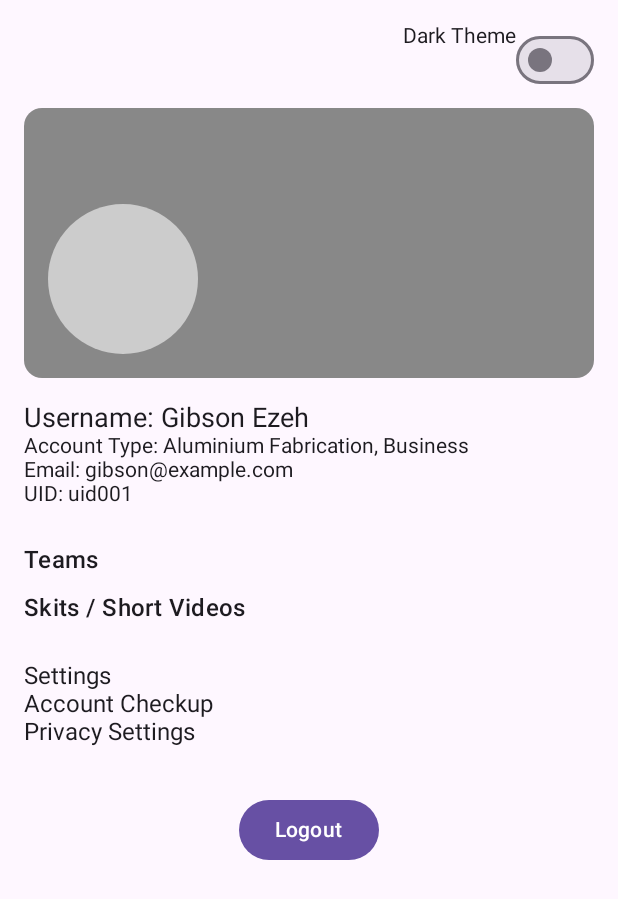
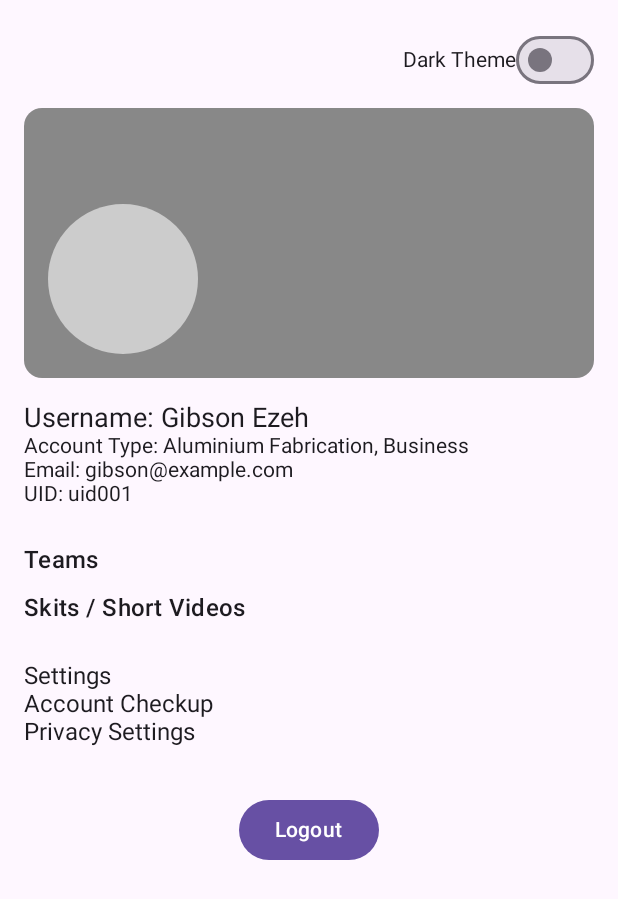
Before and after one commit to gibsonezeh/kmpfobicx, an Android app built with Jetpack Compose: the composable ProfileScreen shown on its own in the app's theme, on a phone screen of 412 x 824 dp. Shown: the top 899 px of the screen. Run offline under Robolectric (Android 15) with nearby library versions, the phone set to English and light mode, and no system bars; 3 statements that could not run were skipped.

Commit message:
Update ProfileScreen.kt

```diff
--- a/composeApp/src/androidMain/kotlin/com/gibson/fobicx/ui/screens/pages/ProfileScreen.kt
+++ b/composeApp/src/androidMain/kotlin/com/gibson/fobicx/ui/screens/pages/ProfileScreen.kt
@@ -6,7 +6,7 @@ import androidx.compose.foundation.layout.*
 import androidx.compose.foundation.shape.CircleShape
 import androidx.compose.foundation.shape.RoundedCornerShape
 import androidx.compose.material3.*
-import androidx.compose.runtime.Composable
+import androidx.compose.runtime.*
 import androidx.compose.ui.Alignment
 import androidx.compose.ui.Modifier
 import androidx.compose.ui.draw.clip
@@ -25,11 +25,11 @@ fun ProfileScreen(
             .fillMaxSize()
             .padding(16.dp)
     ) {
-
         // Theme toggle (top right)
         Row(
             modifier = Modifier.fillMaxWidth(),
-            horizontalArrangement = Arrangement.End
+            horizontalArrangement = Arrangement.End,
+            verticalAlignment = Alignment.CenterVertically
         ) {
             Text("Dark Theme", fontSize = 14.sp)
             Switch(
@@ -47,7 +47,7 @@ fun ProfileScreen(
                 .height(180.dp)
                 .clip(RoundedCornerShape(12.dp))
                 .background(Color.Gray)
-                .clickable { },
+                .clickable { /* Trigger cover photo upload */ },
             contentAlignment = Alignment.BottomStart
         ) {
             // Profile Photo Placeholder inside Cover
@@ -57,7 +57,7 @@ fun ProfileScreen(
                     .size(100.dp)
                     .clip(CircleShape)
                     .background(Color.LightGray)
-                    .clickable { }
+                    .clickable { /* Trigger profile image upload */ }
             )
         }
 
@@ -71,18 +71,21 @@ fun ProfileScreen(
 
         Spacer(modifier = Modifier.height(24.dp))
 
+        // Teams & Skits
         Text(text = "Teams", style = MaterialTheme.typography.titleMedium)
         Spacer(modifier = Modifier.height(8.dp))
         Text(text = "Skits / Short Videos", style = MaterialTheme.typography.titleMedium)
 
         Spacer(modifier = Modifier.height(24.dp))
 
+        // Other Settings
         Text(text = "Settings", modifier = Modifier.clickable { }, fontSize = 16.sp)
         Text(text = "Account Checkup", modifier = Modifier.clickable { }, fontSize = 16.sp)
         Text(text = "Privacy Settings", modifier = Modifier.clickable { }, fontSize = 16.sp)
 
         Spacer(modifier = Modifier.height(32.dp))
 
+        // Logout
         Button(onClick = onLogout, modifier = Modifier.align(Alignment.CenterHorizontally)) {
             Text("Logout")
         }
```
